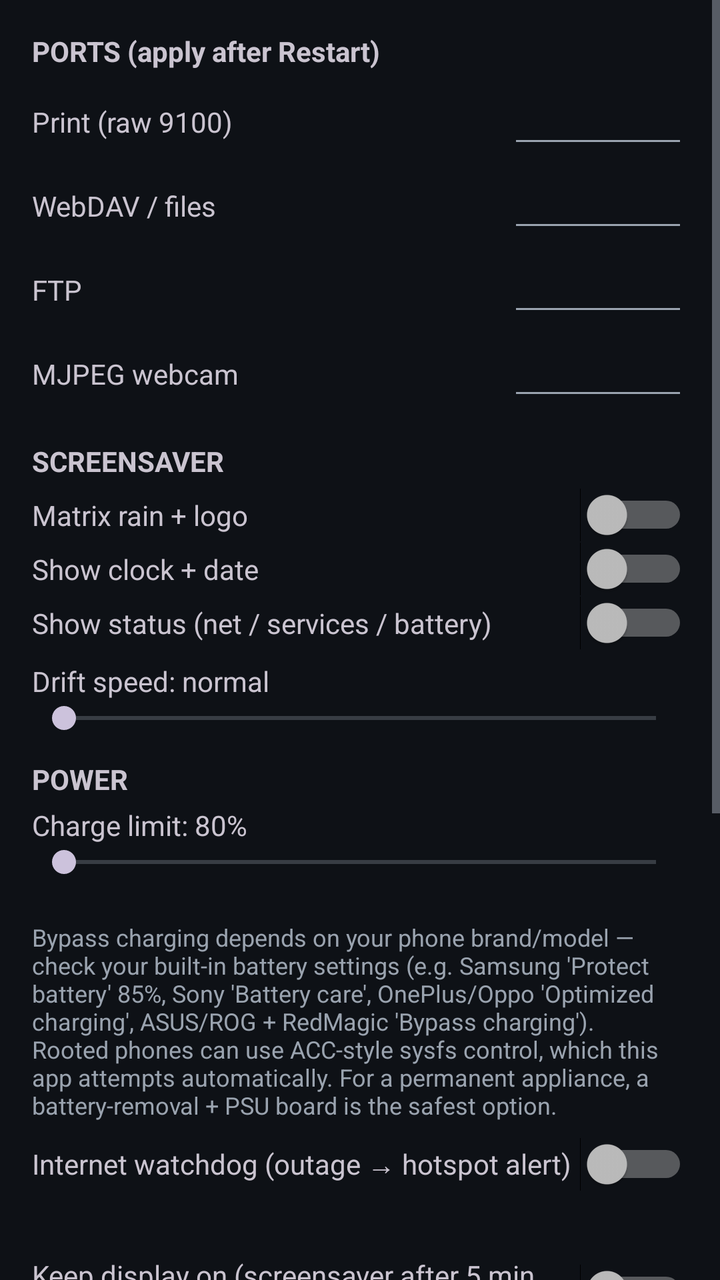
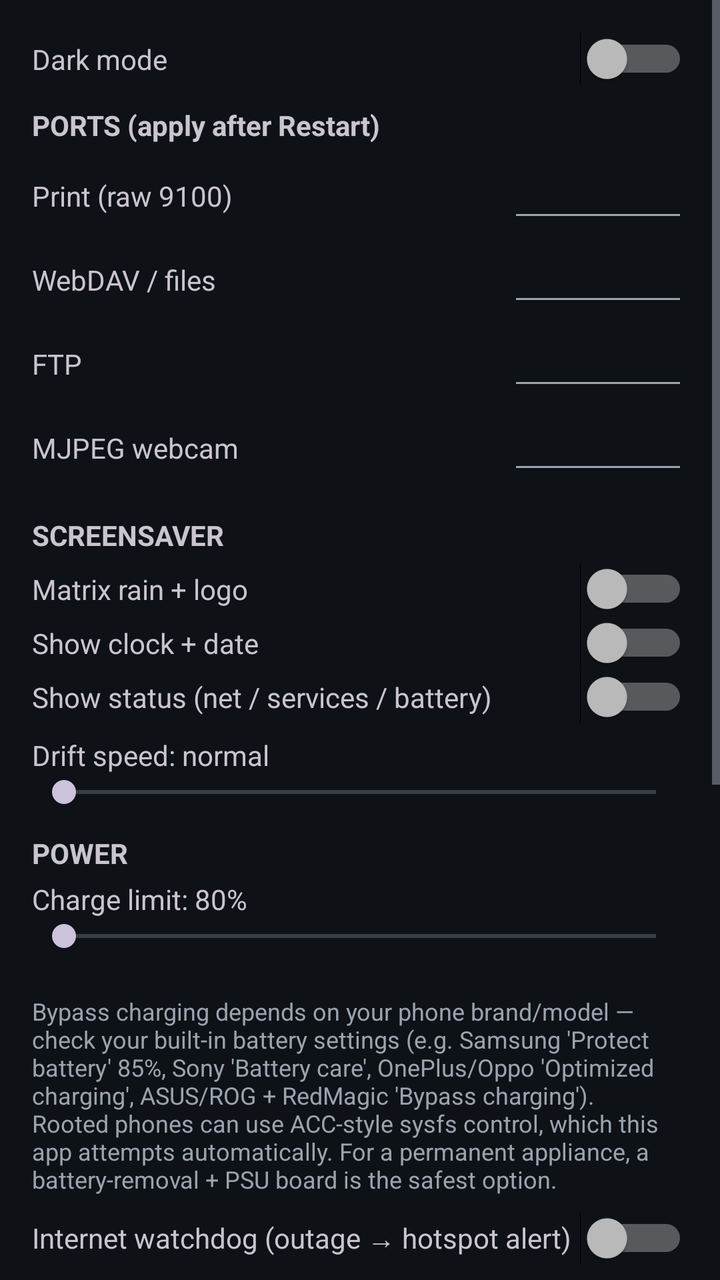

Compare the two renders of this Android layout. The source of the first and the diff that turns it into the second are given below.
<!-- AndroidManifest.xml: application theme Theme.App -->
<!-- res/layout/activity_settings.xml -->
<?xml version="1.0" encoding="utf-8"?>
<ScrollView xmlns:android="http://schemas.android.com/apk/res/android"
    android:layout_width="match_parent"
    android:layout_height="match_parent">

    <LinearLayout
        android:layout_width="match_parent"
        android:layout_height="wrap_content"
        android:orientation="vertical"
        android:padding="16dp">

        <TextView
            android:layout_width="match_parent"
            android:layout_height="wrap_content"
            android:text="PORTS (apply after Restart)"
            android:textStyle="bold"
            android:layout_marginBottom="8dp"/>

        <LinearLayout style="@style/Row">
            <TextView style="@style/RowLabel" android:text="Print (raw 9100)"/>
            <EditText android:id="@+id/etPrintPort" style="@style/PortEdit" android:inputType="number"/>
        </LinearLayout>
        <LinearLayout style="@style/Row">
            <TextView style="@style/RowLabel" android:text="WebDAV / files"/>
            <EditText android:id="@+id/etWebdavPort" style="@style/PortEdit" android:inputType="number"/>
        </LinearLayout>
        <LinearLayout style="@style/Row">
            <TextView style="@style/RowLabel" android:text="FTP"/>
            <EditText android:id="@+id/etFtpPort" style="@style/PortEdit" android:inputType="number"/>
        </LinearLayout>
        <LinearLayout style="@style/Row" android:layout_marginBottom="4dp">
            <TextView style="@style/RowLabel" android:text="MJPEG webcam"/>
            <EditText android:id="@+id/etMjpegPort" style="@style/PortEdit" android:inputType="number"/>
        </LinearLayout>

        <TextView
            android:layout_width="match_parent"
            android:layout_height="wrap_content"
            android:text="SCREENSAVER"
            android:textStyle="bold"
            android:layout_marginTop="12dp"
            android:layout_marginBottom="4dp"/>

        <LinearLayout
            android:layout_width="match_parent"
            android:layout_height="wrap_content"
            android:orientation="horizontal"
            android:gravity="center_vertical">
            <TextView
                android:layout_width="0dp"
                android:layout_height="wrap_content"
                android:layout_weight="1"
                android:text="Matrix rain + logo"/>
            <Switch
                android:id="@+id/swSaverLogo"
                android:layout_width="wrap_content"
                android:layout_height="wrap_content"/>
        </LinearLayout>

        <LinearLayout
            android:layout_width="match_parent"
            android:layout_height="wrap_content"
            android:orientation="horizontal"
            android:gravity="center_vertical">
            <TextView
                android:layout_width="0dp"
                android:layout_height="wrap_content"
                android:layout_weight="1"
                android:text="Show clock + date"/>
            <Switch
                android:id="@+id/swSaverClock"
                android:layout_width="wrap_content"
                android:layout_height="wrap_content"/>
        </LinearLayout>

        <LinearLayout
            android:layout_width="match_parent"
            android:layout_height="wrap_content"
            android:orientation="horizontal"
            android:gravity="center_vertical">
            <TextView
                android:layout_width="0dp"
                android:layout_height="wrap_content"
                android:layout_weight="1"
                android:text="Show status (net / services / battery)"/>
            <Switch
                android:id="@+id/swSaverStatus"
                android:layout_width="wrap_content"
                android:layout_height="wrap_content"/>
        </LinearLayout>

        <TextView
            android:id="@+id/tvSaverSpeed"
            android:layout_width="match_parent"
            android:layout_height="wrap_content"
            android:layout_marginTop="6dp"
            android:text="Drift speed: normal"/>

        <SeekBar
            android:id="@+id/sbSaverSpeed"
            android:layout_width="match_parent"
            android:layout_height="wrap_content"
            android:max="2"/>

        <TextView
            android:layout_width="match_parent"
            android:layout_height="wrap_content"
            android:text="POWER"
            android:textStyle="bold"
            android:layout_marginTop="12dp"
            android:layout_marginBottom="4dp"/>

        <TextView
            android:id="@+id/tvChargeLimit"
            android:layout_width="match_parent"
            android:layout_height="wrap_content"
            android:text="Charge limit: 80%"/>

        <SeekBar
            android:id="@+id/sbChargeLimit"
            android:layout_width="match_parent"
            android:layout_height="wrap_content"
            android:max="50"/>

        <TextView
            android:id="@+id/tvGuardStatus"
            android:layout_width="match_parent"
            android:layout_height="wrap_content"
            android:layout_marginBottom="4dp"
            android:textSize="12sp"/>

        <TextView
            android:layout_width="match_parent"
            android:layout_height="wrap_content"
            android:layout_marginBottom="8dp"
            android:textSize="12sp"
            android:text="Bypass charging depends on your phone brand/model — check your built-in battery settings (e.g. Samsung 'Protect battery' 85%, Sony 'Battery care', OnePlus/Oppo 'Optimized charging', ASUS/ROG + RedMagic 'Bypass charging'). Rooted phones can use ACC-style sysfs control, which this app attempts automatically. For a permanent appliance, a battery-removal + PSU board is the safest option."
            android:textColor="?android:attr/textColorSecondary"/>

        <LinearLayout
            android:layout_width="match_parent"
            android:layout_height="wrap_content"
            android:orientation="horizontal"
            android:gravity="center_vertical"
            android:layout_marginBottom="8dp">
            <TextView
                android:layout_width="0dp"
                android:layout_height="wrap_content"
                android:layout_weight="1"
                android:text="Internet watchdog (outage → hotspot alert)"/>
            <Switch
                android:id="@+id/swNetWatch"
                android:layout_width="wrap_content"
                android:layout_height="wrap_content"/>
        </LinearLayout>

        <TextView
            android:id="@+id/tvNetWatch"
            android:layout_width="match_parent"
            android:layout_height="wrap_content"
            android:layout_marginBottom="8dp"
            android:textSize="12sp"/>

        <LinearLayout
            android:layout_width="match_parent"
            android:layout_height="wrap_content"
            android:orientation="horizontal"
            android:gravity="center_vertical"
            android:layout_marginBottom="4dp">
            <TextView
                android:layout_width="0dp"
                android:layout_height="wrap_content"
                android:layout_weight="1"
                android:text="Keep display on (screensaver after 5 min idle)"/>
            <Switch
                android:id="@+id/swKeepScreen"
                android:layout_width="wrap_content"
                android:layout_height="wrap_content"/>
        </LinearLayout>

        <LinearLayout
            android:layout_width="match_parent"
            android:layout_height="wrap_content"
            android:orientation="horizontal"
            android:gravity="center_vertical"
            android:layout_marginBottom="16dp">
            <TextView
                android:layout_width="0dp"
                android:layout_height="wrap_content"
                android:layout_weight="1"
                android:text="Thermal throttling"/>
            <Switch
                android:id="@+id/swThermalThrottle"
                android:layout_width="wrap_content"
                android:layout_height="wrap_content"/>
        </LinearLayout>

        <TextView
            android:layout_width="match_parent"
            android:layout_height="wrap_content"
            android:text="ACCESS"
            android:textStyle="bold"
            android:layout_marginTop="12dp"
            android:layout_marginBottom="4dp"/>

        <EditText
            android:id="@+id/etUsername"
            android:layout_width="match_parent"
            android:layout_height="wrap_content"
            android:hint="Username"/>

        <EditText
            android:id="@+id/etPassword"
            android:layout_width="match_parent"
            android:layout_height="wrap_content"
            android:hint="Password"
            android:inputType="textPassword"/>

        <Button
            android:id="@+id/btnBatteryWhitelist"
            android:layout_width="match_parent"
            android:layout_height="wrap_content"
            android:layout_marginTop="12dp"
            android:text="Request battery-optimization exemption"/>

        <Button
            android:id="@+id/btnOemWhitelist"
            android:layout_width="match_parent"
            android:layout_height="wrap_content"
            android:text="Open OEM battery panel"/>

        <Button
            android:id="@+id/btnFactoryReset"
            android:layout_width="match_parent"
            android:layout_height="wrap_content"
            android:text="Factory reset settings"/>
    </LinearLayout>
</ScrollView>
<!-- resources referenced by this layout -->
<resources>
  <style name="PortEdit">
          <item name="android:layout_width">90dp</item>
          <item name="android:layout_height">wrap_content</item>
          <item name="android:textSize">14sp</item>
      </style>
  <style name="Row">
          <item name="android:layout_width">match_parent</item>
          <item name="android:layout_height">wrap_content</item>
          <item name="android:orientation">horizontal</item>
          <item name="android:gravity">center_vertical</item>
          <item name="android:layout_marginBottom">6dp</item>
      </style>
  <style name="RowLabel">
          <item name="android:layout_width">0dp</item>
          <item name="android:layout_height">wrap_content</item>
          <item name="android:layout_weight">1</item>
          <item name="android:textSize">14sp</item>
      </style>
  <style name="Theme.App" parent="Theme.Material3.Dark.NoActionBar">
          <item name="android:colorBackground">#0E1116</item>
          <item name="colorSurface">#171C24</item>
          <item name="colorPrimary">#4CAF93</item>
          <item name="colorOnPrimary">#06231C</item>
          <item name="android:statusBarColor">#0E1116</item>
          <item name="android:navigationBarColor">#0E1116</item>
          <item name="android:textColorPrimary">#E6E9EE</item>
          <item name="android:textColorSecondary">#9AA3AF</item>
      </style>
</resources>

<!-- the commit's change to res/layout/activity_settings.xml (unified diff, before → after) -->
@@ -9,6 +9,23 @@
         android:orientation="vertical"
         android:padding="16dp">
 
+        <LinearLayout
+            android:layout_width="match_parent"
+            android:layout_height="wrap_content"
+            android:orientation="horizontal"
+            android:gravity="center_vertical"
+            android:layout_marginBottom="10dp">
+            <TextView
+                android:layout_width="0dp"
+                android:layout_height="wrap_content"
+                android:layout_weight="1"
+                android:text="Dark mode"/>
+            <Switch
+                android:id="@+id/swDarkMode"
+                android:layout_width="wrap_content"
+                android:layout_height="wrap_content"/>
+        </LinearLayout>
+
         <TextView
             android:layout_width="match_parent"
             android:layout_height="wrap_content"
